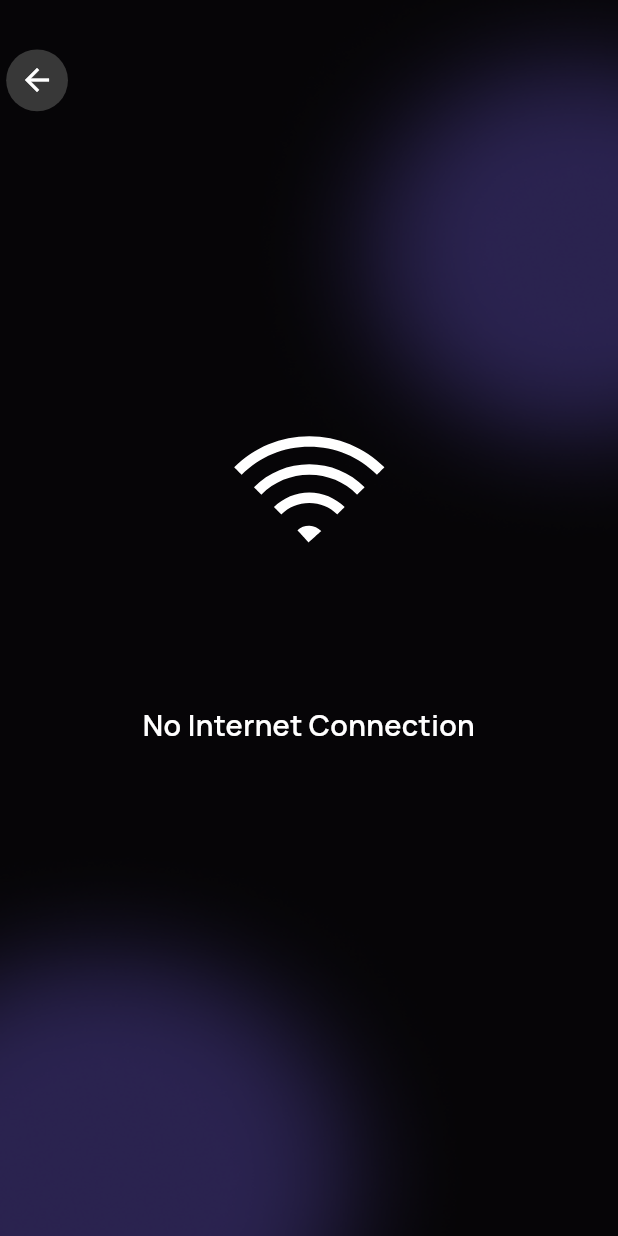
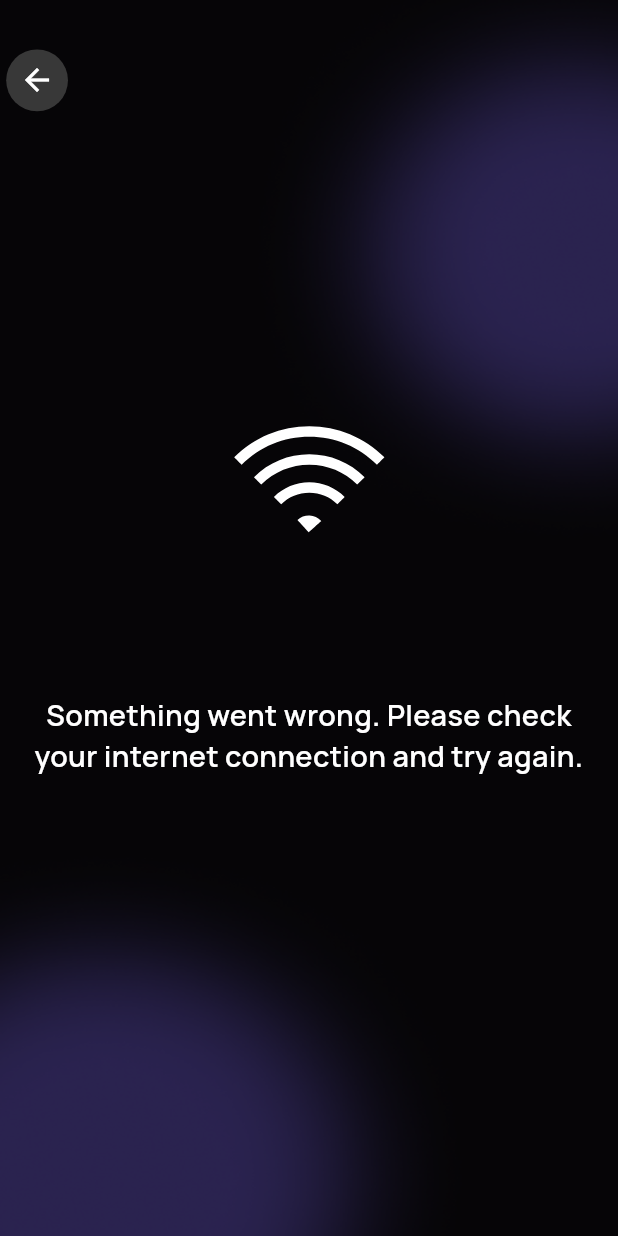
Before and after one commit to WaseemAbbasi22/hd_wallpapers_4k_backgrounds, a Flutter app: the NoInternetConnection screen opened by its route, on a phone screen of 412 x 824 dp. Run offline on Flutter 3.47's test engine with Material 3 defaults, Android fonts, the phone set to English and light mode, and no system bars; our stand-ins replace cached_network_image, carousel_slider, connectivity_plus, dartz, equatable, flutter_advanced_drawer and 10 more; missing offline and left inert: amplify_auth_cognito, amplify_flutter, amplify_storage_s3, animated_list_item, async_wallpaper, flutter_file_dialog; accounts and stored records are empty; statements that could not run were skipped.

Commit message:
Many changes

```diff
--- a/lib/constants/app_constants.dart
+++ b/lib/constants/app_constants.dart
@@ -7,6 +7,8 @@ class AppConstants {
   static int itemsToShowInRecommendedWallpapers = 15;
   static int itemsToShowInRecommendedWallpapersSeeAll = 60;
   static int itemsToShowInHomeFeedWallpapers = 25;
+  static int noOfCategoriesToShow = 30;
+  static int totalCategories = 30;
 
   static const String bucketUrlPrefix = 'https://awesome4kwallgrounds96bd8542cdfe4b24bb2af635c5401630-dev.s3.amazonaws.com/public/';
 
--- a/lib/constants/app_strings.dart
+++ b/lib/constants/app_strings.dart
@@ -2,8 +2,7 @@ import 'package:awesome_wallpapers/constants/app_constants.dart';
 import 'package:flutter/material.dart';
 
 class AppString {
-  static String appDescription =
-      'Free Unlimited High Quality Wallpapers And Backgrounds';
+  static String appDescription = 'Free Unlimited High Quality Wallpapers And Backgrounds';
   static String appName = 'Wallpaper App';
   static String myFavourite = 'My Favourites';
   static String myDownloads = 'My Downloads';
@@ -17,8 +16,7 @@ class AppString {
   static String privacyPolicyText1 = " By Continuing you agree to our ";
   static String privacyPolicyText2 = " privacy policy ";
   static String privacyPolicyText3 = " terms of use ";
-  static String searchViewHeading =
-      "Discover High Quality and Beautiful Wallpapers";
+  static String searchViewHeading = "Discover High Quality and Beautiful Wallpapers";
   static String popularSearches = "Popular Searches";
   static String searchResults = "Search Results";
   static String popularCategories = 'Popular Categories';
@@ -26,18 +24,12 @@ class AppString {
   static String noWallpapersInCategory = 'There are no wallpapers in this category';
   static String noInternetConnection = 'No Internet Connection';
   static String internetRestored = 'Your internet was restored';
-  static String noWallpapersInCategory =
-      'There are no wallpapers in this category';
-  static String noInternetConnection =
-      'Something went wrong. Please check your internet connection and try again.';
+  static String noInternetConnectionTryAgain = 'Something went wrong. Please check your internet connection and try again.';
   static List<String> tabsTextList = ["Home", "Categories"];
 
-  static const privacyPolicyLink =
-      "https://sites.google.com/view/wizdom-apps-privacy-policy/home";
-  static const packageName =
-      "com.hdwallpaperapp.livewallpapers.hdbackground.animewallpaper";
-  static const playStoreLink =
-      "https://play.google.com/store/apps/details?id=$packageName";
+  static const privacyPolicyLink = "https://sites.google.com/view/wizdom-apps-privacy-policy/home";
+  static const packageName = "com.hdwallpaperapp.livewallpapers.hdbackground.animewallpaper";
+  static const playStoreLink = "https://play.google.com/store/apps/details?id=$packageName";
 
   static List<IconData> tabsIconList = [
     Icons.home_filled,
--- a/lib/utilities/connectivity.dart
+++ b/lib/utilities/connectivity.dart
@@ -21,13 +21,14 @@ class ConnectivityUtil {
 
   static late StreamSubscription<ConnectivityResult> networkSubscription;
 
-  static void subscribeToConnectivityChange({required Function() onNoInternetFound}) {
+  static void subscribeToConnectivityChange({required Function() onNoInternetFound}) async {
     bool isRenew = false;
+
+    await ConnectivityUtil.checkInternetConnectivity(onNoInternetFound: () => onNoInternetFound());
 
     networkSubscription = Connectivity().onConnectivityChanged.listen((ConnectivityResult result) {
       if (result == ConnectivityResult.none) {
         isRenew = true;
-        UserIntimationComponents.showToast(AppString.noInternetConnection);
         onNoInternetFound();
       } else if ((result == ConnectivityResult.mobile || result == ConnectivityResult.wifi) && isRenew == true) {
         isRenew = false;
--- a/lib/views/common_components/wallpaper_card.dart
+++ b/lib/views/common_components/wallpaper_card.dart
@@ -36,7 +36,7 @@ class WallPaperCard extends StatelessWidget {
   @override
   Widget build(BuildContext context) {
     return Stack(
-      key: ValueKey(index),
+      key: UniqueKey(),
       children: [
         GestureDetector(
           onTap: onCardTap,
--- a/lib/views/drawer_view/drawer_items.dart
+++ b/lib/views/drawer_view/drawer_items.dart
@@ -176,8 +176,6 @@ class DrawerWidgetItems extends StatelessWidget {
 
         break;
       case 5:
-
-        Navigator.pushNamed(context, NamedRoute.noInternetConnection);
         // RATE THIS APP
         break;
       case 6:
--- a/lib/views/home_view/components/popular_categories_section.dart
+++ b/lib/views/home_view/components/popular_categories_section.dart
@@ -52,6 +52,7 @@ class PopularCategoriesSection extends StatelessWidget {
                         arguments: {
                           'categoryModel': category,
                           "mainCategory": AppConstants.popularThumbnailsKey,
+                          "coverImageUrl": category.imageUrl,
                         },
                       );
                     },
--- a/lib/views/no-internet-widget/no-internet-connection.dart
+++ b/lib/views/no_internet_view/no_internet_connection_view.dart
@@ -1,6 +1,7 @@
 import 'package:awesome_wallpapers/app_style/app_styles.dart';
 import 'package:awesome_wallpapers/constants/app_constants.dart';
 import 'package:awesome_wallpapers/constants/app_strings.dart';
+import 'package:awesome_wallpapers/routes/routes.dart';
 import 'package:awesome_wallpapers/theme/app_theme.dart';
 import 'package:awesome_wallpapers/views/common_components/back_button_component.dart';
 import 'package:awesome_wallpapers/views/common_components/background_container_component.dart';
@@ -23,32 +24,33 @@ class NoInternetConnection extends StatelessWidget {
             // mainAxisAlignment: MainAxisAlignment.spaceBetween,
             crossAxisAlignment: CrossAxisAlignment.stretch,
             children: [
-              SizedBox(height:4.h,),
+              SizedBox(
+                height: 4.h,
+              ),
               Row(
                 crossAxisAlignment: CrossAxisAlignment.center,
                 children: [
                   BackButtonComponent(
                     radius: 2.5.h,
+                    onPressed: () {
+                      Navigator.of(context).pushNamedAndRemoveUntil(NamedRoute.splashView, (Route<dynamic> route) => false);
+                    },
                   ),
-                  const SizedBox(
-                  ),
+                  const SizedBox(),
                 ],
               ),
-              Spacer(),
-              Lottie.asset(themeProvider.isDarkModeEnabled(context)
-                  ? AppAssets.noInternetDark
-                  : AppAssets.noInternetLight),
+              const Spacer(),
+              Lottie.asset(themeProvider.isDarkModeEnabled(context) ? AppAssets.noInternetDark : AppAssets.noInternetLight),
               // SizedBox(height: 3.h,),
               Padding(
-                padding:  EdgeInsets.symmetric(horizontal: 3.w),
+                padding: EdgeInsets.symmetric(horizontal: 3.w),
                 child: Text(
-                  AppString.noInternetConnection,
-                  style: AppStyle.headingTextStyle
-                      .copyWith(color: context.theme.appColors.outline),
+                  AppString.noInternetConnectionTryAgain,
+                  style: AppStyle.headingTextStyle.copyWith(color: context.theme.appColors.outline),
                   textAlign: TextAlign.center,
                 ),
               ),
-              Spacer(flex: 3,),
+              const Spacer(flex: 3),
             ],
           ),
         ),
--- a/lib/views/set_wallpaper_view/bottomsheets.dart
+++ b/lib/views/set_wallpaper_view/bottomsheets.dart
@@ -6,7 +6,7 @@ import 'package:awesome_wallpapers/models/wallpaper_model.dart';
 import 'package:awesome_wallpapers/theme/app_theme.dart';
 import 'package:awesome_wallpapers/utilities/general.dart';
 import 'package:awesome_wallpapers/views/set_wallpaper_view/action_item.dart';
-import 'package:awesome_wallpapers/views/set_wallpaper_view/setWallpaper_container.dart';
+import 'package:awesome_wallpapers/views/set_wallpaper_view/set_wallpaper_container.dart';
 import 'package:flutter/material.dart';
 import 'package:sizer/sizer.dart';
 
--- a/pubspec.yaml
+++ b/pubspec.yaml
@@ -29,9 +29,9 @@ dependencies:
   amplify_flutter: ^1.6.1
   amplify_auth_cognito: ^1.6.1
   amplify_storage_s3: ^1.6.1
-  firebase_auth:
-  firebase_core:
-  firebase_crashlytics:
+#  firebase_auth:
+#  firebase_core:
+#  firebase_crashlytics:
   get_it: ^7.6.7
   animated_list_item: ^1.0.0
 
```
Also changed, not shown: lib/main.dart (+10 -8 lines), lib/routes/routes.dart (+4 -4 lines), lib/services/authentication_service.dart (+13 -14 lines), lib/views/category_detail_view/category_detail_view.dart (renamed from lib/views/category_detail_view/category_detial_view.dart, +15 -13 lines), lib/views/category_detail_view/components/sliver_header.dart (+5 -5 lines), lib/views/common_components/button_component.dart (+28 -20 lines), lib/views/home_view/home_vm.dart (+16 -2 lines), lib/views/set_wallpaper_view/action_item.dart (+22 -13 lines), lib/views/set_wallpaper_view/set_wallpaper_view.dart (renamed from lib/views/set_wallpaper_view/setWallpaper_view.dart, +44 -11 lines), lib/views/splash_view/splash_view.dart (+13 -8 lines), lib/views/set_wallpaper_view/set_wallpaper_container.dart (renamed from lib/views/set_wallpaper_view/setWallpaper_container.dart), pubspec.lock (deleted), 6 other files.
